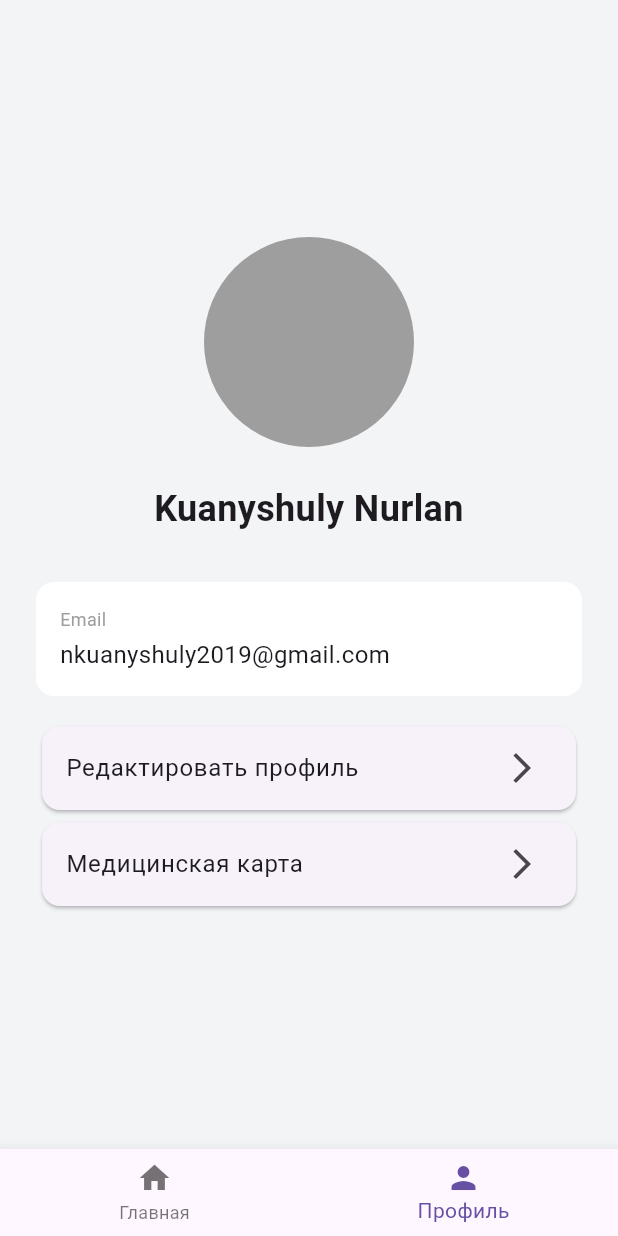
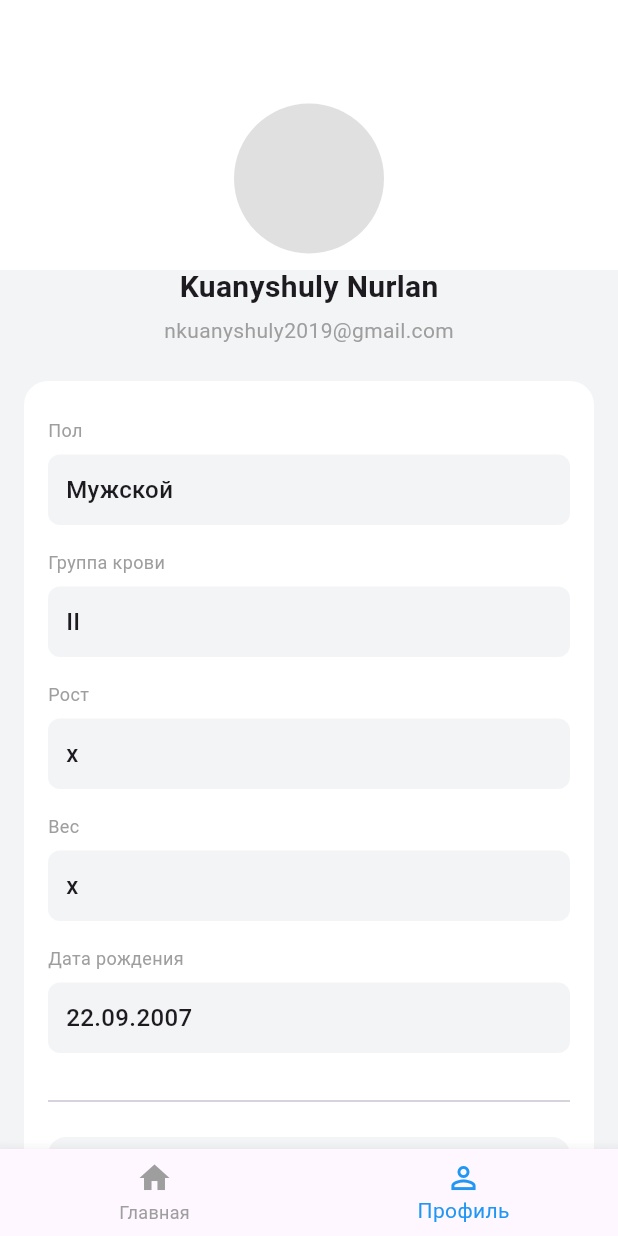
Before and after one commit to nurlan2209/medbot, a Flutter app: the MainScreen screen opened directly, item 2 of the bottom bar chosen, on a phone screen of 412 x 824 dp. Run offline on Flutter 3.47's test engine with Material 3 defaults, Android fonts, the phone set to English and light mode, and no system bars.

Commit message:
design 50%

```diff
--- a/lib/features/auth/login_screen.dart
+++ b/lib/features/auth/login_screen.dart
@@ -1,6 +1,5 @@
 import 'package:flutter/material.dart';
 import 'package:med_bot/features/auth/registration_screen.dart';
-import 'package:med_bot/features/home/home_screen.dart';
 import 'package:med_bot/features/main_screen.dart';
 
 class LoginScreen extends StatelessWidget {
--- a/lib/features/main_screen.dart
+++ b/lib/features/main_screen.dart
@@ -12,9 +12,9 @@ class MainScreen extends StatefulWidget {
 class _MainScreenState extends State<MainScreen> {
   int _selectedIndex = 0;
 
-  static const List<Widget> _widgetOptions = <Widget>[
+  static final List<Widget> _widgetOptions = <Widget>[
     HomeScreen(),
-    ProfileScreen(),
+    const ProfileScreen(),
   ];
 
   void _onItemTapped(int index) {
@@ -30,9 +30,13 @@ class _MainScreenState extends State<MainScreen> {
       bottomNavigationBar: BottomNavigationBar(
         items: const <BottomNavigationBarItem>[
           BottomNavigationBarItem(icon: Icon(Icons.home), label: 'Главная'),
-          BottomNavigationBarItem(icon: Icon(Icons.person), label: 'Профиль'),
+          BottomNavigationBarItem(icon: Icon(Icons.person_outline), label: 'Профиль'),
         ],
         currentIndex: _selectedIndex,
+        selectedItemColor: Colors.blue,
+        unselectedItemColor: Colors.grey,
+        showSelectedLabels: true,
+        showUnselectedLabels: true,
         onTap: _onItemTapped,
       ),
     );
--- a/lib/features/profile/profile_screen.dart
+++ b/lib/features/profile/profile_screen.dart
@@ -7,73 +7,136 @@ class ProfileScreen extends StatelessWidget {
   Widget build(BuildContext context) {
     return Scaffold(
       backgroundColor: const Color(0xFFF3F4F6),
-      body: Center(
-        child: Padding(
-          padding: const EdgeInsets.all(24.0),
-          child: Column(
-            mainAxisAlignment: MainAxisAlignment.center,
-            crossAxisAlignment: CrossAxisAlignment.stretch,
-            children: [
-              const CircleAvatar(
-                radius: 70,
-                backgroundColor: Colors.grey,
+      body: SingleChildScrollView(
+        child: Column(
+          children: [
+            SizedBox(
+              height: 230,
+              child: Stack(
+                children: [
+                  Container(height: 180, color: Colors.white),
+                  Align(
+                    alignment: Alignment.bottomCenter,
+                    child: Column(
+                      mainAxisSize: MainAxisSize.min,
+                      children: [
+                        CircleAvatar(
+                          radius: 50,
+                          backgroundColor: Colors.grey[300],
+                        ),
+                        const SizedBox(height: 8),
+                        const Text(
+                          'Kuanyshuly Nurlan',
+                          style: TextStyle(
+                            fontSize: 20,
+                            fontWeight: FontWeight.bold,
+                          ),
+                        ),
+                        const SizedBox(height: 4),
+                        const Text(
+                          'nkuanyshuly2019@gmail.com',
+                          style: TextStyle(color: Colors.grey, fontSize: 14),
+                        ),
+                      ],
+                    ),
+                  ),
+                ],
               ),
-
-              const SizedBox(height: 24),
-
-              const Text(
-                'Kuanyshuly Nurlan',
-                textAlign: TextAlign.center,
-                style: TextStyle(
-                  fontSize: 24,
-                  fontWeight: FontWeight.bold,
-                ),
-              ),
-
-              const SizedBox(height: 32),
-
-              Container(
+            ),
+            const SizedBox(height: 24),
+            Padding(
+              padding: const EdgeInsets.symmetric(horizontal: 16.0),
+              child: Container(
                 padding: const EdgeInsets.all(16.0),
                 decoration: BoxDecoration(
                   color: Colors.white,
-                  borderRadius: BorderRadius.circular(12),
+                  borderRadius: BorderRadius.circular(16),
                 ),
-                child: const Column(
-                  crossAxisAlignment: CrossAxisAlignment.start,
+                child: Column(
                   children: [
-                    Text(
-                      'Email',
-                      style: TextStyle(color: Colors.grey, fontSize: 12),
+                    _buildInfoField(label: 'Пол', value: 'Мужской'),
+                    _buildInfoField(label: 'Группа крови', value: 'II'),
+                    _buildInfoField(label: 'Рост', value: 'x'),
+                    _buildInfoField(label: 'Вес', value: 'x'),
+                    _buildInfoField(
+                      label: 'Дата рождения',
+                      value: '22.09.2007',
                     ),
-                    SizedBox(height: 4),
-                    Text(
-                      'nkuanyshuly2019@gmail.com',
-                      style: TextStyle(fontSize: 16),
+                    const SizedBox(height: 16),
+                    const Divider(),
+                    const SizedBox(height: 16),
+                    _buildActionButton(
+                      icon: Icons.person_outline,
+                      text: 'Редактировать профиль',
+                      color: Colors.blue,
+                    ),
+                    const SizedBox(height: 12),
+                    _buildActionButton(
+                      icon: Icons.exit_to_app,
+                      text: 'Выйти',
+                      color: Colors.red,
                     ),
                   ],
                 ),
               ),
-              SizedBox(height: 16),
-
-              Card(
-                shape: RoundedRectangleBorder(borderRadius: BorderRadius.circular(12)),
-                child: const ListTile(
-                  title: Text('Редактировать профиль'),
-                  trailing: Icon(Icons.arrow_forward_ios),
-                ),
-              ),
-
-              Card(
-                shape: RoundedRectangleBorder(borderRadius: BorderRadius.circular(12)),
-                child: const ListTile(
-                  title: Text('Медицинская карта'),
-                  trailing: Icon(Icons.arrow_forward_ios),
-                ),
-              ),
-            ],
-          ),
+            ),
+            const SizedBox(height: 24),
+          ],
         ),
       ),
     );
   }
+
+  Widget _buildInfoField({required String label, required String value}) {
+    return Padding(
+      padding: const EdgeInsets.symmetric(vertical: 8.0),
+      child: Column(
+        crossAxisAlignment: CrossAxisAlignment.start,
+        children: [
+          Text(label, style: const TextStyle(color: Colors.grey, fontSize: 12)),
+          const SizedBox(height: 8),
+          Container(
+            width: double.infinity,
+            padding: const EdgeInsets.all(12),
+            decoration: BoxDecoration(
+              color: const Color(0xFFF3F4F6),
+              borderRadius: BorderRadius.circular(8),
+            ),
+            child: Text(
+              value,
+              style: const TextStyle(fontWeight: FontWeight.w500, fontSize: 16),
+            ),
+          ),
+        ],
+      ),
+    );
+  }
+
+  Widget _buildActionButton({
+    required IconData icon,
+    required String text,
+    required Color color,
+  }) {
+    return Container(
+      padding: const EdgeInsets.symmetric(vertical: 12, horizontal: 16),
+      decoration: BoxDecoration(
+        color: const Color(0xFFF3F4F6),
+        borderRadius: BorderRadius.circular(12),
+      ),
+      child: Row(
+        children: [
+          Icon(icon, color: color),
+          const SizedBox(width: 12),
+          Text(
+            text,
+            style: TextStyle(
+              color: color,
+              fontWeight: FontWeight.bold,
+              fontSize: 16,
+            ),
+          ),
+        ],
+      ),
+    );
+  }
 }
```
Also changed, not shown: lib/db.dart (added, +24 -0 lines), lib/features/home/home_screen.dart (+79 -67 lines), lib/features/welcome/welcome_screen.dart (+21 -12 lines), 11 other files.
